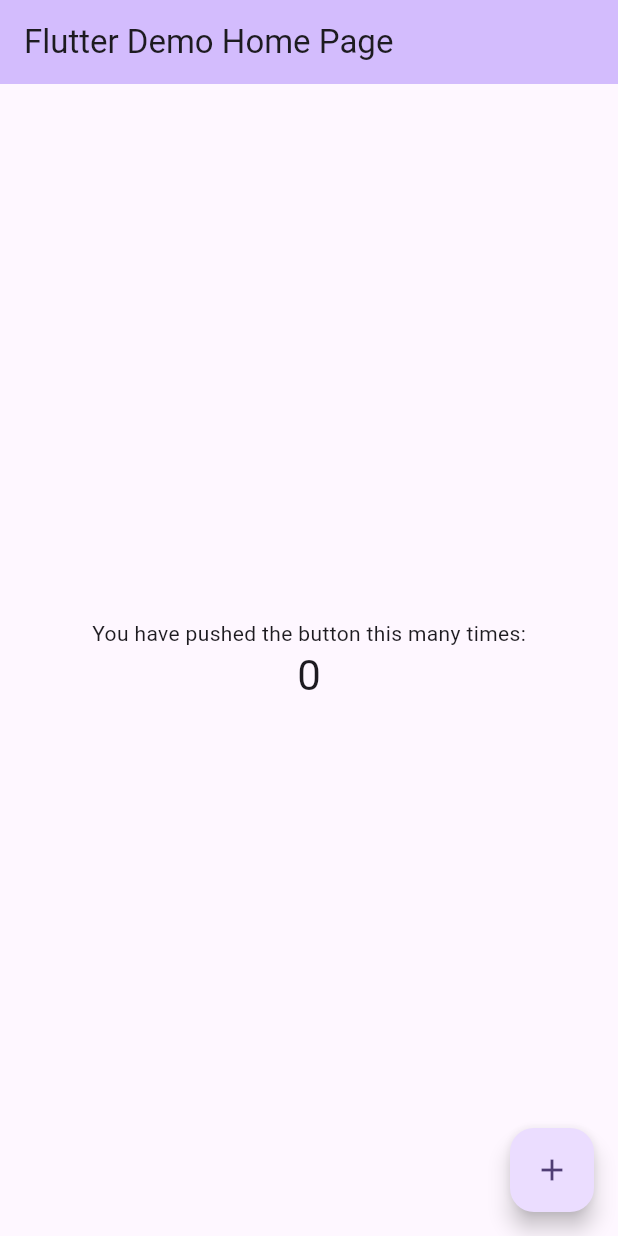
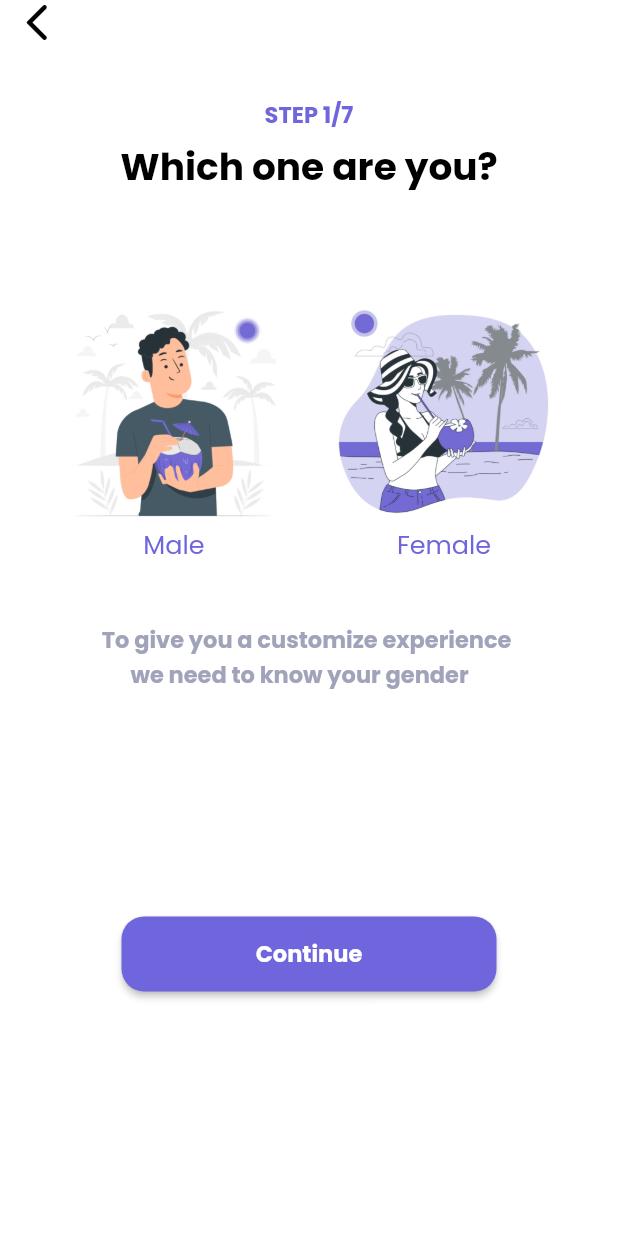
Before and after one commit to Sundhar22/SmartApp, a Flutter app: the screen it shows after launch, on a phone screen of 412 x 824 dp. Run offline on Flutter 3.47's test engine with Material 2 defaults, Android fonts, the phone set to English and light mode, and no system bars; our stand-ins replace flutter_svg, google_fonts.

Commit message:
notification & gender screen

```diff
--- a/lib/main.dart
+++ b/lib/main.dart
@@ -1,125 +1,23 @@
 import 'package:flutter/material.dart';
+import 'package:smartapp/presentation/journeys/gender.dart';
+import 'package:smartapp/presentation/journeys/notification.dart';
 
-void main() {
-  runApp(const MyApp());
+void main() => runApp(MyApp());
+
+class MyApp extends StatefulWidget {
+  const MyApp({super.key});
+
+  @override
+  State<MyApp> createState() => _MyAppState();
 }
 
-class MyApp extends StatelessWidget {
-  const MyApp({super.key});
-
-  // This widget is the root of your application.
+class _MyAppState extends State<MyApp> {
   @override
   Widget build(BuildContext context) {
     return MaterialApp(
-      title: 'Flutter Demo',
-      theme: ThemeData(
-        // This is the theme of your application.
-        //
-        // TRY THIS: Try running your application with "flutter run". You'll see
-        // the application has a blue toolbar. Then, without quitting the app,
-        // try changing the seedColor in the colorScheme below to Colors.green
-        // and then invoke "hot reload" (save your changes or press the "hot
-        // reload" button in a Flutter-supported IDE, or press "r" if you used
-        // the command line to start the app).
-        //
-        // Notice that the counter didn't reset back to zero; the application
-        // state is not lost during the reload. To reset the state, use hot
-        // restart instead.
-        //
-        // This works for code too, not just values: Most code changes can be
-        // tested with just a hot reload.
-        colorScheme: ColorScheme.fromSeed(seedColor: Colors.deepPurple),
-        useMaterial3: true,
-      ),
-      home: const MyHomePage(title: 'Flutter Demo Home Page'),
+      title: "Notification",
+      debugShowCheckedModeBanner: false,
+      home: SelectGender(),
     );
   }
 }
-
-class MyHomePage extends StatefulWidget {
-  const MyHomePage({super.key, required this.title});
-
-  // This widget is the home page of your application. It is stateful, meaning
-  // that it has a State object (defined below) that contains fields that affect
-  // how it looks.
-
-  // This class is the configuration for the state. It holds the values (in this
-  // case the title) provided by the parent (in this case the App widget) and
-  // used by the build method of the State. Fields in a Widget subclass are
-  // always marked "final".
-
-  final String title;
-
-  @override
-  State<MyHomePage> createState() => _MyHomePageState();
-}
-
-class _MyHomePageState extends State<MyHomePage> {
-  int _counter = 0;
-
-  void _incrementCounter() {
-    setState(() {
-      // This call to setState tells the Flutter framework that something has
-      // changed in this State, which causes it to rerun the build method below
-      // so that the display can reflect the updated values. If we changed
-      // _counter without calling setState(), then the build method would not be
-      // called again, and so nothing would appear to happen.
-      _counter++;
-    });
-  }
-
-  @override
-  Widget build(BuildContext context) {
-    // This method is rerun every time setState is called, for instance as done
-    // by the _incrementCounter method above.
-    //
-    // The Flutter framework has been optimized to make rerunning build methods
-    // fast, so that you can just rebuild anything that needs updating rather
-    // than having to individually change instances of widgets.
-    return Scaffold(
-      appBar: AppBar(
-        // TRY THIS: Try changing the color here to a specific color (to
-        // Colors.amber, perhaps?) and trigger a hot reload to see the AppBar
-        // change color while the other colors stay the same.
-        backgroundColor: Theme.of(context).colorScheme.inversePrimary,
-        // Here we take the value from the MyHomePage object that was created by
-        // the App.build method, and use it to set our appbar title.
-        title: Text(widget.title),
-      ),
-      body: Center(
-        // Center is a layout widget. It takes a single child and positions it
-        // in the middle of the parent.
-        child: Column(
-          // Column is also a layout widget. It takes a list of children and
-          // arranges them vertically. By default, it sizes itself to fit its
-          // children horizontally, and tries to be as tall as its parent.
-          //
-          // Column has various properties to control how it sizes itself and
-          // how it positions its children. Here we use mainAxisAlignment to
-          // center the children vertically; the main axis here is the vertical
-          // axis because Columns are vertical (the cross axis would be
-          // horizontal).
-          //
-          // TRY THIS: Invoke "debug painting" (choose the "Toggle Debug Paint"
-          // action in the IDE, or press "p" in the console), to see the
-          // wireframe for each widget.
-          mainAxisAlignment: MainAxisAlignment.center,
-          children: <Widget>[
-            const Text(
-              'You have pushed the button this many times:',
-            ),
-            Text(
-              '$_counter',
-              style: Theme.of(context).textTheme.headlineMedium,
-            ),
-          ],
-        ),
-      ),
-      floatingActionButton: FloatingActionButton(
-        onPressed: _incrementCounter,
-        tooltip: 'Increment',
-        child: const Icon(Icons.add),
-      ), // This trailing comma makes auto-formatting nicer for build methods.
-    );
-  }
-}
--- /dev/null
+++ b/lib/presentation/journeys/gender.dart
@@ -0,0 +1,185 @@
+import 'package:flutter/material.dart';
+import 'package:flutter_svg/flutter_svg.dart';
+import 'package:google_fonts/google_fonts.dart';
+import 'package:smartapp/presentation/themes/app_colors.dart';
+
+class SelectGender extends StatefulWidget {
+  const SelectGender({super.key});
+
+  @override
+  State<SelectGender> createState() => _SelectGenderState();
+}
+
+class _SelectGenderState extends State<SelectGender> {
+  @override
+  Widget build(BuildContext context) {
+    return Scaffold(
+      body: SafeArea(
+        child: Container(
+          color: Colors.white,
+          child: Column(
+            children: [
+              Row(
+                children: [
+                  SizedBox(
+                    width: 10,
+                  ),
+                  Icon(
+                    Icons.arrow_back_ios_rounded,
+                    size: 30,
+                    color: AppColor.black,
+                  ),
+                ],
+              ),
+              const SizedBox(
+                height: 35,
+              ),
+              Row(
+                mainAxisAlignment: MainAxisAlignment.center,
+                children: [
+                  Text(
+                    "STEP 1/7",
+                    style: GoogleFonts.poppins(
+                        color: AppColor.purplyBlue,
+                        fontSize: 15,
+                        fontWeight: FontWeight.bold),
+                  )
+                ],
+              ),
+              const SizedBox(
+                height: 5,
+              ),
+              Row(
+                mainAxisAlignment: MainAxisAlignment.center,
+                children: [
+                  Text(
+                    "Which one are you?",
+                    style: GoogleFonts.poppins(
+                        color: AppColor.black,
+                        fontSize: 25,
+                        fontWeight: FontWeight.bold),
+                  )
+                ],
+              ),
+              const SizedBox(
+                height: 45,
+              ),
+              Stack(children: [
+                Row(
+                  mainAxisAlignment: MainAxisAlignment.center,
+                  children: [
+                    // Card(
+                    //   margin: const EdgeInsets.all(10),
+                    //   shape: RoundedRectangleBorder(
+                    //       borderRadius: BorderRadius.circular(10)),
+                    //   child: Container(
+                    //     height: 200,
+                    //     width: 150,
+                    //     child: SvgPicture.asset("assets/images/male.svg"),
+                    //   ),
+                    // ),
+                    GestureDetector(
+                      onTap: (){},
+                      child: Container(
+                        height: 200,
+                        width: 150,
+                        alignment: Alignment.bottomCenter,
+                        decoration: BoxDecoration(
+                            image: DecorationImage(
+                                image: AssetImage("assets/images/male.jpg"))),
+                        child: Text("Male", style: GoogleFonts.poppins(color: AppColor.purplyBlue, fontSize:17 ),),
+                      ),
+                    ),
+                    const SizedBox(
+                      width: 30,
+                    ),
+                    GestureDetector(
+                      onTap: (){},
+                      child: Container(
+                        height: 200,
+                        width: 150,
+                        alignment: Alignment.bottomCenter,
+                        decoration: BoxDecoration(
+                            image: DecorationImage(
+                                image: AssetImage("assets/images/female.jpg"))),
+                        child: Text("Female", style: GoogleFonts.poppins(color: AppColor.purplyBlue, fontSize:17 ),),
+                      ),
+                    ),
+                    // Card(
+                    //   margin: const EdgeInsets.all(10),
+                    //   shape: RoundedRectangleBorder(
+                    //       borderRadius: BorderRadius.circular(10)),
+                    //   child: Container(
+                    //     height: 200,
+                    //     width: 150,
+                    //     // margin: EdgeInsets.only(left: 1, right: 10),
+                    //     child: SvgPicture.asset("assets/images/female.svg"),
+                    //   ),
+                    // ),
+                  ],
+                ),
+              ]),
+              const SizedBox(
+                height: 40,
+              ),
+              Row(
+                mainAxisAlignment: MainAxisAlignment.center,
+                children: [
+                  Text(
+                    "To give you a customize experience \n      we need to know your gender",
+                    style: GoogleFonts.poppins(
+                        color: AppColor.santaGrey,
+                        fontSize: 15,
+                        fontWeight: FontWeight.bold),
+                  )
+                ],
+              ),
+              const SizedBox(
+                height: 150,
+              ),
+              SizedBox(
+                height: 50,
+                width: 250,
+                child: ElevatedButton(
+                    onPressed: () {},
+                    child: Text(
+                      "Continue",
+                      style: GoogleFonts.poppins(
+                          color: AppColor.white,
+                          fontSize: 15,
+                          fontWeight: FontWeight.bold),
+                    ),
+                    style: ElevatedButton.styleFrom(
+                      backgroundColor: AppColor.purplyBlue,
+                      shape: RoundedRectangleBorder(
+                          borderRadius: BorderRadius.circular(15)),
+                    )),
+              ),
+              const SizedBox(
+                height: 15,
+              ),
+              // SizedBox(
+              //   height: 50,
+              //   width: 250,
+              //   child: TextButton(
+              //       onPressed: () {},
+              //       child: Text(
+              //         "Prefer not to choose",
+              //         style: GoogleFonts.poppins(
+              //             color: AppColor.purplyBlue,
+              //             fontSize: 15,
+              //             fontWeight: FontWeight.bold),
+              //       ),
+              //       style: ElevatedButton.styleFrom(
+              //         backgroundColor: AppColor.white,
+              //         shape: RoundedRectangleBorder(
+              //             borderRadius: BorderRadius.circular(15)),
+              //       )),
+              // )
+            ],
+          ),
+        ),
+      ),
+    );
+  }
+}
```
Also changed, not shown: lib/presentation/journeys/notification.dart (added, +189 -0 lines), pubspec.yaml (+9 -5 lines), assets/icons/flame.svg (added), assets/icons/heart.svg (added), assets/icons/star.svg (added), assets/images/female.jpg (added), assets/images/female.svg (added), assets/images/male.jpg (added), assets/images/male.svg (added), pubspec.lock, 1 other file.
